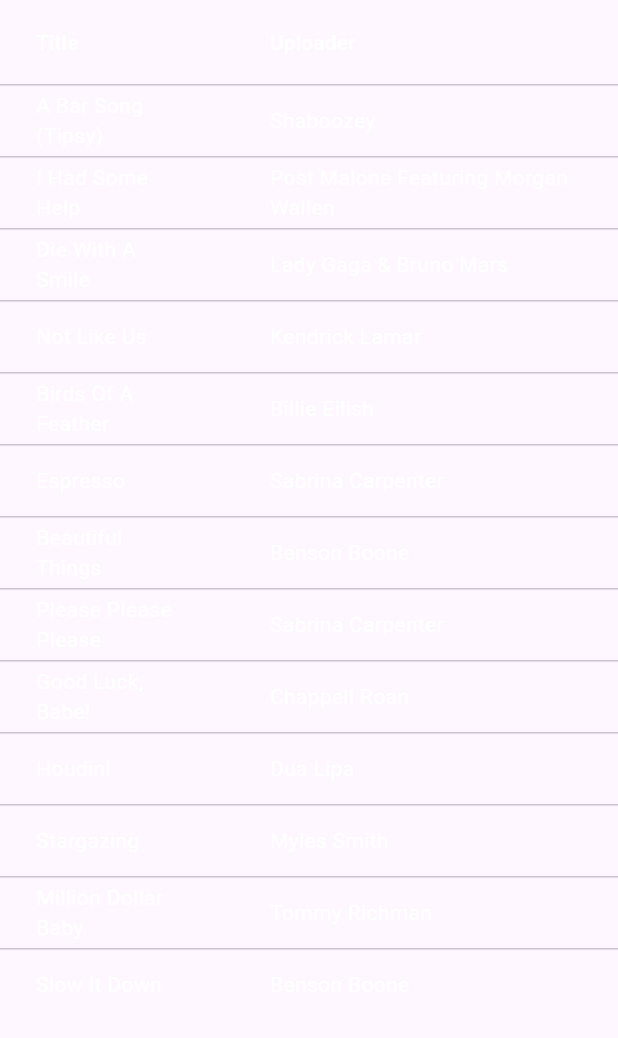
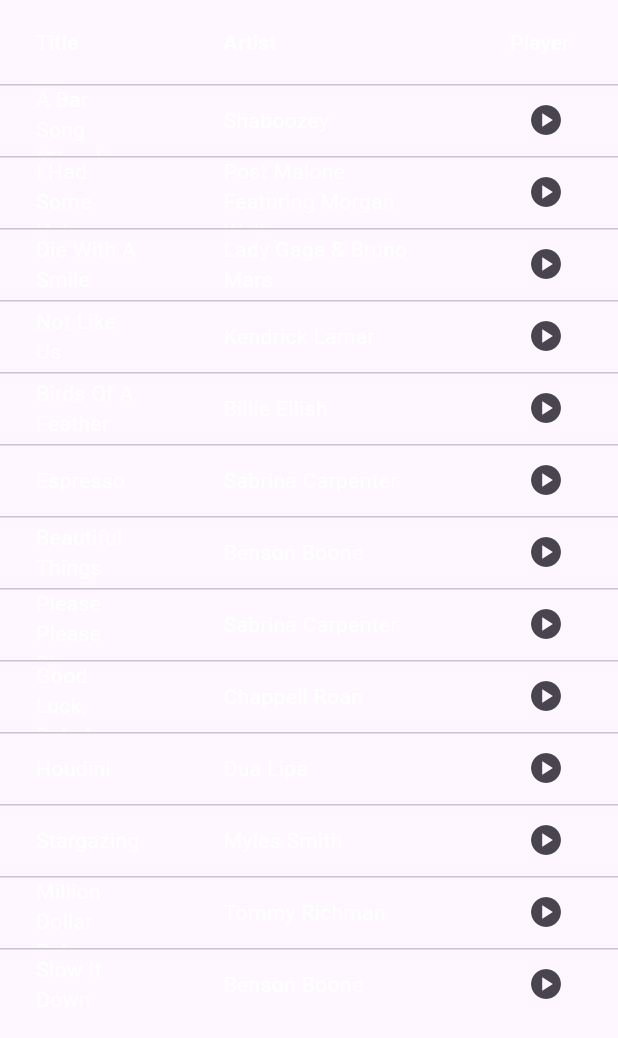
Before and after one commit to hojungcho/SoundMap, a Flutter app: the VideoList_2 widget shown alone on an empty page, opened directly, on a phone screen of 412 x 824 dp. Shown: the top 1038 px of the screen. Run offline on Flutter 3.47's test engine with Material 3 defaults, Android fonts, the phone set to English and light mode, and no system bars; our stand-ins replace youtube_player_flutter.

```diff
--- a/sound_map/lib/components/recommendation_table.dart
+++ b/sound_map/lib/components/recommendation_table.dart
@@ -44,7 +44,10 @@ class _VideoListState extends State<VideoList_2> {
             DataColumn(label: Text('Title',
               style: TextStyle(color: Colors.white)
             )),
-            DataColumn(label: Text('Uploader',
+            DataColumn(label: Text('Artist',
+                style: TextStyle(color: Colors.white)
+            )),
+            DataColumn(label: Text('Player',
                 style: TextStyle(color: Colors.white)
             )),
           ],
@@ -56,6 +59,12 @@ class _VideoListState extends State<VideoList_2> {
               DataCell(Text(video['uploader'],
                   style: TextStyle(color: Colors.white)
               )),
+              DataCell(
+                IconButton(
+                  icon: Icon(Icons.play_circle),
+                  onPressed: (){},
+                )
+              ),
             ]);
           }).toList(),
         ),
```
